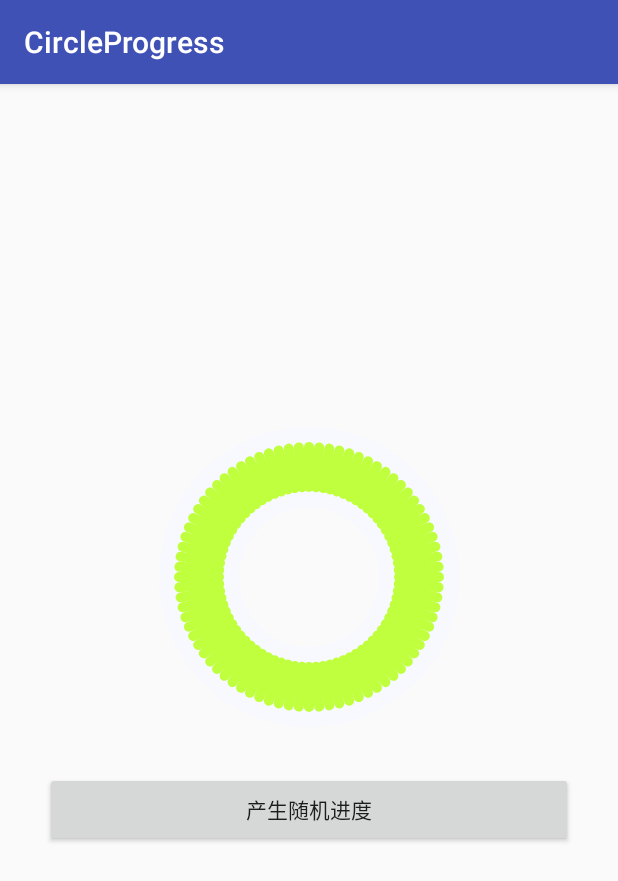
After one commit to konstant2016/CircleProgress, an Android app: the ScaleProgressActivity screen opened directly, with no data from a screen before it, on a phone screen of 412 x 824 dp. The commit adds this screen. Shown: the top 881 px of the screen. Run offline under Robolectric (Android 15) with nearby library versions, the phone set to English and light mode, and no system bars.

Commit message:
添加刻度圆环

```diff
--- a/app/build.gradle
+++ b/app/build.gradle
@@ -25,7 +25,6 @@ dependencies {
         exclude group: 'com.android.support', module: 'support-annotations'
     })
     compile 'com.android.support:appcompat-v7:25.3.1'
-    compile 'com.android.support.constraint:constraint-layout:1.0.2'
     testCompile 'junit:junit:4.12'
     compile project(':circleprogress')
 }
--- a/app/src/main/java/com/konstant/circleprogress/MainActivity.java
+++ b/app/src/main/java/com/konstant/circleprogress/CircleProgressActivity.java
@@ -4,9 +4,9 @@ import android.support.v7.app.AppCompatActivity;
 import android.os.Bundle;
 import android.widget.SeekBar;
 
-import cn.showmac.circleprogress.CircleProgress;
+import cn.konstant.circleprogress.CircleProgress;
 
-public class MainActivity extends AppCompatActivity implements SeekBar.OnSeekBarChangeListener{
+public class CircleProgressActivity extends AppCompatActivity implements SeekBar.OnSeekBarChangeListener{
 
     CircleProgress mCircleProgress;
     SeekBar mSeekBar;
--- /dev/null
+++ b/app/src/main/java/com/konstant/circleprogress/ScaleProgressActivity.java
@@ -0,0 +1,28 @@
+package com.konstant.circleprogress;
+
+import android.support.v7.app.AppCompatActivity;
+import android.os.Bundle;
+import android.util.Log;
+import android.view.View;
+
+import cn.konstant.circleprogress.ScaleProgress;
+
+public class ScaleProgressActivity extends AppCompatActivity {
+    private ScaleProgress mScaleCircleProgress;
+
+
+    @Override
+    protected void onCreate(Bundle savedInstanceState) {
+        super.onCreate(savedInstanceState);
+        setContentView(R.layout.activity_scale_progress);
+        mScaleCircleProgress =(ScaleProgress) findViewById(R.id.scale_progress);
+        findViewById(R.id.btn).setOnClickListener(new View.OnClickListener() {
+            @Override
+            public void onClick(View v) {
+                int i = (int) (Math.random() * 100);
+                Log.d("test", "刻度圆的值：" + i);
+                mScaleCircleProgress.setProgress(i);
+            }
+        });
+    }
+}
--- a/app/src/main/res/layout/activity_main.xml
+++ b/app/src/main/res/layout/activity_main.xml
@@ -11,7 +11,7 @@
         android:layout_height="330dp"
         android:orientation="vertical">
 
-        <cn.showmac.circleprogress.CircleProgress
+        <cn.konstant.circleprogress.CircleProgress
             android:id="@+id/progress"
             app:shadowColor="#30000000"
             app:shadowLineWidth="30dp"
--- /dev/null
+++ b/app/src/main/res/layout/activity_scale_progress.xml
@@ -0,0 +1,31 @@
+<?xml version="1.0" encoding="utf-8"?>
+<LinearLayout xmlns:android="http://schemas.android.com/apk/res/android"
+    xmlns:app="http://schemas.android.com/apk/res-auto"
+    android:orientation="vertical"
+    android:layout_width="match_parent"
+    android:layout_height="match_parent">
+
+    <LinearLayout
+        android:gravity="center"
+        android:orientation="vertical"
+        android:layout_width="match_parent"
+        android:layout_height="match_parent">
+
+        <cn.konstant.circleprogress.ScaleProgress
+            android:id="@+id/scale_progress"
+            android:layout_width="200dp"
+            android:layout_height="200dp"
+            app:scaleNumber="80"
+            app:normalColor="#C0FF3E"
+            app:scaleShadowColor="#F8F8FF" />
+
+        <Button
+            android:id="@+id/btn"
+            android:layout_width="match_parent"
+            android:layout_height="50dp"
+            android:layout_margin="30dp"
+            android:text="产生随机进度" />
+
+    </LinearLayout>
+
+</LinearLayout>
--- a/build.gradle
+++ b/build.gradle
@@ -5,7 +5,7 @@ buildscript {
         jcenter()
     }
     dependencies {
-        classpath 'com.android.tools.build:gradle:2.3.1'
+        classpath 'com.android.tools.build:gradle:3.0.1'
 
         // NOTE: Do not place your application dependencies here; they belong
         // in the individual module build.gradle files
--- a/circleprogress/src/main/AndroidManifest.xml
+++ b/circleprogress/src/main/AndroidManifest.xml
@@ -1,6 +1,6 @@
 <manifest xmlns:android="http://schemas.android.com/apk/res/android"
 
-    package="cn.showmac.circleprogress">
+    package="cn.konstant.circleprogress">
 
     <application android:allowBackup="true" android:label="@string/app_name"
         android:supportsRtl="true">
--- a/circleprogress/src/main/java/cn/showmac/circleprogress/CircleProgress.java
+++ b/circleprogress/src/main/java/cn/konstant/circleprogress/CircleProgress.java
@@ -1,4 +1,4 @@
-package cn.showmac.circleprogress;
+package cn.konstant.circleprogress;
 
 import android.content.Context;
 import android.content.res.TypedArray;
--- /dev/null
+++ b/circleprogress/src/main/java/cn/konstant/circleprogress/ScaleProgress.java
@@ -0,0 +1,223 @@
+package cn.konstant.circleprogress;
+
+import android.animation.ValueAnimator;
+import android.content.Context;
+import android.content.res.TypedArray;
+import android.graphics.Canvas;
+import android.graphics.Color;
+import android.graphics.Paint;
+import android.util.AttributeSet;
+import android.view.View;
+
+/**
+ * 描述:带刻度的圆环进度条
+ * 创建人:菜籽
+ * 创建时间:2017/11/28 下午4:21
+ * 备注:
+ */
+
+public class ScaleProgress extends View {
+
+    private Paint mScalePaint;                  // 刻度画笔
+    private int mScaleStartColor;               // 刻度线的开始颜色
+    private int mScaleStopColor;                // 刻度线的结束颜色
+    private int mNormalColor;                   // 刻度的基本颜色
+    private float mScaleWidth = 10;              // 刻度的宽度
+    private float mScaleHeight = 40;             // 刻度的长度
+    private int mScaleNum;                       // 刻度的数量
+
+    private int mProgress = 50;             // 当前进度
+
+    private float centerX;                  // 中心点
+    private float centerY;
+    private float mRadius;                  // 控件圆的半径
+
+    private Paint mShadowPaint;              // 阴影圆
+    private float mShadowWidth = 80;         // 阴影的宽度
+    private int mShadowColor;                // 阴影的颜色
+
+    private int mWidth;                      // 控件宽度
+    private int mHeight;                     // 控件高度
+
+    private long mAnimDuration;              // 动画持续时间
+
+    private ValueAnimator mAnimator;         // 属性动画
+    private float mDynamicValue;             // 动态值
+
+
+    public ScaleProgress(Context context) {
+        this(context, null);
+    }
+
+    public ScaleProgress(Context context, AttributeSet attrs) {
+        this(context, attrs, 0);
+    }
+
+    public ScaleProgress(Context context, AttributeSet attrs, int defStyleAttr) {
+        super(context, attrs, defStyleAttr);
+        // 获取用户配置属性
+        TypedArray typedArray = context.obtainStyledAttributes(attrs, R.styleable.ScaleProgress);
+        mShadowColor = typedArray.getColor(R.styleable.ScaleProgress_scaleShadowColor, Color.parseColor("#0e52a6"));
+        mScaleWidth = typedArray.getDimension(R.styleable.ScaleProgress_shadowWidth, 80);
+        mNormalColor = typedArray.getColor(R.styleable.ScaleProgress_normalColor, Color.parseColor("#0a4691"));
+        mScaleStartColor = typedArray.getColor(R.styleable.ScaleProgress_scaleStartColor, Color.RED);
+        mScaleStopColor = typedArray.getColor(R.styleable.ScaleProgress_scaleStopColor, Color.GREEN);
+        mScaleWidth = typedArray.getDimension(R.styleable.ScaleProgress_scaleWhdth, 10);
+        mScaleHeight = typedArray.getDimension(R.styleable.ScaleProgress_scaleHeight, 40);
+        mAnimDuration = typedArray.getInteger(R.styleable.ScaleProgress_animDuration, 1000);
+        mScaleNum = typedArray.getInteger(R.styleable.ScaleProgress_scaleNumber, 100);
+
+        typedArray.recycle();
+
+        initUI();
+    }
+
+    private void initUI() {
+        // 刻度画笔
+        mScalePaint = new Paint();
+        mScalePaint.setAntiAlias(true);
+        mScalePaint.setStrokeWidth(mScaleWidth);
+        mScalePaint.setStrokeCap(Paint.Cap.ROUND);
+        mScalePaint.setColor(mNormalColor);
+        mScalePaint.setStyle(Paint.Style.STROKE);
+
+        mShadowPaint = new Paint();
+        mShadowPaint.setAntiAlias(true);
+        mShadowPaint.setStrokeWidth(mShadowWidth);
+        mShadowPaint.setStyle(Paint.Style.STROKE);
+        mShadowPaint.setColor(mShadowColor);
+        mShadowPaint.setStrokeCap(Paint.Cap.ROUND);
+
+        mAnimator = new ValueAnimator();
+
+
+    }
+
+    @Override
+    protected void onDraw(Canvas canvas) {
+        drawArcScale(canvas);
+    }
+
+    /**
+     * 画刻度
+     */
+    private void drawArcScale(Canvas canvas) {
+        canvas.save();
+
+        // 绘制阴影
+        canvas.drawCircle(centerX, centerY, mRadius - mShadowWidth / 2, mShadowPaint);
+
+        // 绘制刻度
+        for (int i = 0; i < mScaleNum; i++) {
+            if (mDynamicValue > i) {
+                mScalePaint.setColor(setColorGradient(i / mDynamicValue));
+            } else {
+                mScalePaint.setColor(mNormalColor);
+            }
+            float startX = mWidth / 2;
+            float startY = (centerY - mRadius) / 2 + mScaleWidth * 2;
+            float stopX = mHeight / 2;
+            float stopY = mScaleHeight + mScaleWidth * 2;
+            canvas.drawLine(startX, startY, stopX, stopY, mScalePaint);
+            // 旋转的度数 = 100 / 360
+            canvas.rotate(360f / mScaleNum, mWidth / 2, mHeight / 2);
+        }
+
+        canvas.restore();
+    }
+
+    // 设置渐变
+    private int setColorGradient(float percent) {
+
+        float redStart = Color.red(mScaleStartColor) * (1 - percent);
+        float greenStart = Color.green(mScaleStartColor) * (1 - percent);
+        float blueStart = Color.blue(mScaleStartColor) * (1 - percent);
+
+        float redEnd = Color.red(mScaleStopColor) * percent;
+        float greenEnd = Color.green(mScaleStopColor) * percent;
+        float blueEnd = Color.blue(mScaleStopColor) * percent;
+
+        int red = Math.round((redStart + redEnd));
+        int green = Math.round((greenStart + greenEnd));
+        int blue = Math.round((blueStart + blueEnd));
+
+        return (0xFF << 24) | (red << 16) | (green << 8) | blue;
+    }
+
+    // 开启动画
+    private void startAnimator(float startAngle, float endAngle) {
+        mAnimator = ValueAnimator.ofFloat(startAngle, endAngle);
+        mAnimator.setDuration(mAnimDuration);
+        mAnimator.addUpdateListener(new ValueAnimator.AnimatorUpdateListener() {
+            @Override
+            public void onAnimationUpdate(ValueAnimator animation) {
+                float percent = (float) animation.getAnimatedValue();
+                mDynamicValue = percent * mProgress;
+                invalidate();
+            }
+        });
+        mAnimator.start();
+    }
+
+    // 设置进度
+    public void setProgress(int mProgress) {
+        this.mProgress = mProgress;
+        startAnimator(0, ((float) mProgress) / 100);
+    }
+
+    // 设置刻度数量
+    public void setScaleNum(int scaleNum) {
+        this.mScaleNum = scaleNum;
+        startAnimator(0, ((float) mProgress) / 100);
+    }
+
+    // 设置动画时间
+    public void setAnimDuration(long mAnimDuration) {
+        this.mAnimDuration = mAnimDuration;
+        startAnimator(0, ((float) mProgress) / 100);
+    }
+
+    @Override
+    protected void onMeasure(int widthMeasureSpec, int heightMeasureSpec) {
+        super.onMeasure(widthMeasureSpec, heightMeasureSpec);
+
+        int widthMode = MeasureSpec.getMode(widthMeasureSpec);
+        int heightMode = MeasureSpec.getMode(heightMeasureSpec);
+
+        int widthSize = MeasureSpec.getSize(widthMeasureSpec);
+        int heightSize = MeasureSpec.getSize(heightMeasureSpec);
+
+        if (widthMode != MeasureSpec.UNSPECIFIED) {
+            mWidth = widthSize;
+        }
+        if (heightMode != MeasureSpec.UNSPECIFIED) {
+            mHeight = heightSize;
+        }
+        mWidth = mHeight = Math.min(mWidth, mHeight);
+        setMeasuredDimension(mWidth, mHeight);
+
+        centerX = centerY = mWidth / 2;
+
+        // 根据最大线宽来计算圆的位置
+        float minWidth = mWidth - getPaddingLeft() - getPaddingRight();
+        float minHeight = mHeight - getPaddingTop() - getPaddingBottom();
+        float minSize = Math.min(minWidth, minHeight);
+
+        mRadius = minSize / 2;
+
+    }
+
+    protected void onFinishInflate() {
+        super.onFinishInflate();
+        if (isInEditMode()) {
+            return;
+        }
+    }
+
+    protected void onLayout(boolean changed, int left, int top, int right, int bottom) {
+        super.onLayout(changed, left, top, right, bottom);
+        if (isInEditMode()) {
+            return;
+        }
+    }
+}
```
Also changed, not shown: app/src/main/AndroidManifest.xml (+7 -1 lines), app/src/main/java/com/konstant/circleprogress/SplashActivity.java (added, +30 -0 lines), app/src/main/res/layout/activity_splash.xml (added, +20 -0 lines), circleprogress/src/main/res/values/attrs.xml (+25 -0 lines), gradle/wrapper/gradle-wrapper.properties, 5 other files.
